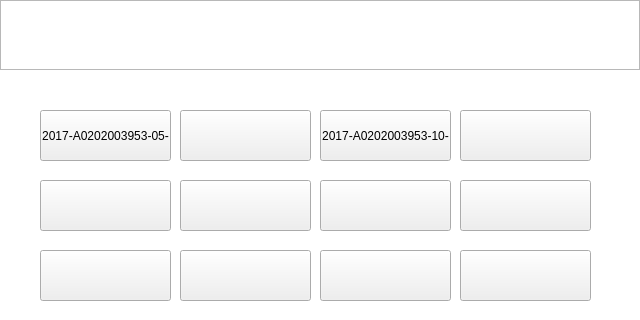
First picture: the form in SmartCabinet/Device/devicesimulate.ui, repository birdman1992/SmartCabinet, before the edit; both pictures show x 0 to 640 and y 0 to 320 of the 640 by 480 pixel window.
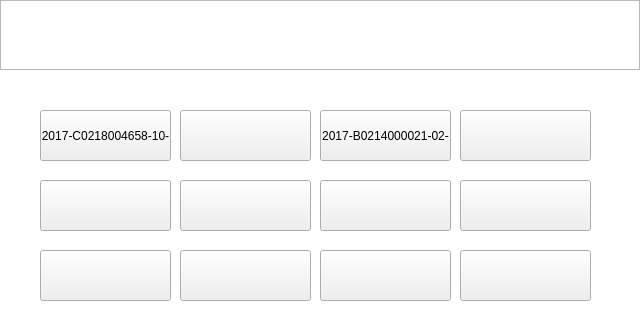
Second picture: the form after the edit. The open tabs and pages were chosen to show the change.

Diff of the .ui file:
```diff
--- a/SmartCabinet/Device/devicesimulate.ui
+++ b/SmartCabinet/Device/devicesimulate.ui
@@ -218,7 +218,7 @@
         <enum>Qt::NoFocus</enum>
        </property>
        <property name="text">
-        <string>2017-A0202003953-05-</string>
+        <string>2017-C0218004658-10-</string>
        </property>
       </widget>
       <widget class="QPushButton" name="pushButton_6">
@@ -378,7 +378,7 @@
         <enum>Qt::NoFocus</enum>
        </property>
        <property name="text">
-        <string>2017-A0202003953-10-</string>
+        <string>2017-B0214000021-02-</string>
        </property>
       </widget>
       <widget class="QPushButton" name="pushButton_16">
```
Left out of the diff: 2 changed lines with no effect on the pictures.
